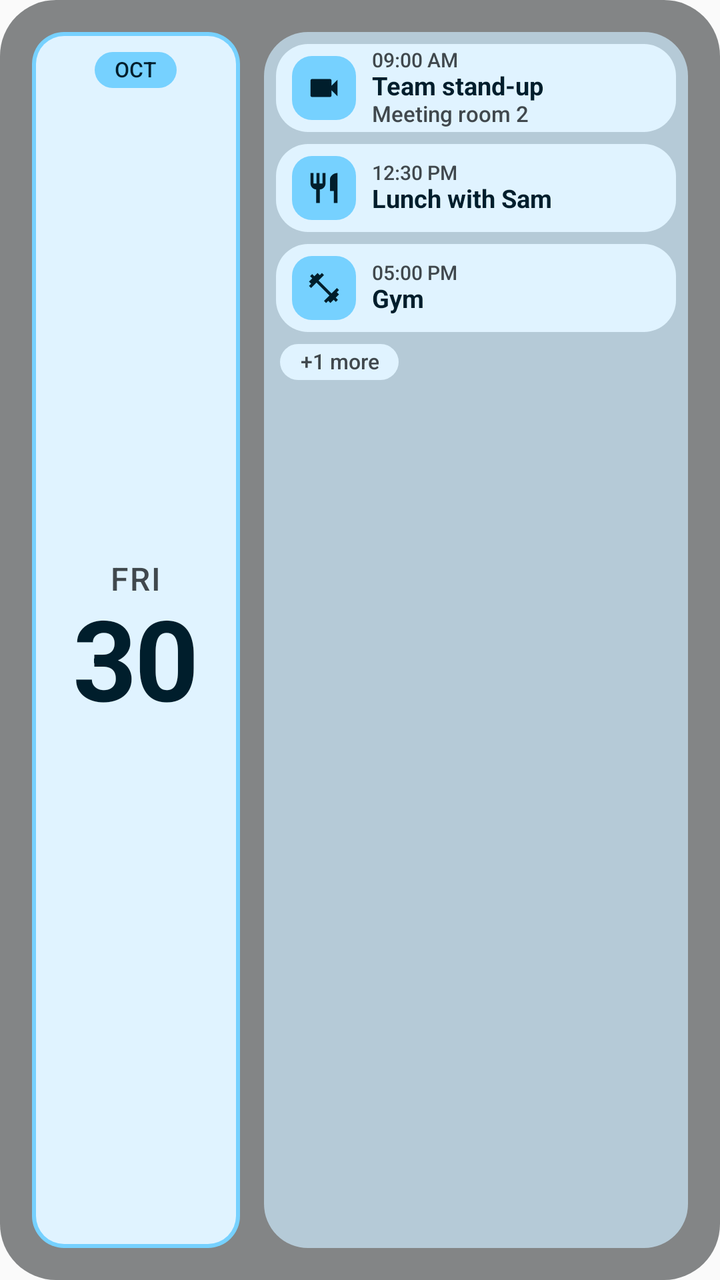
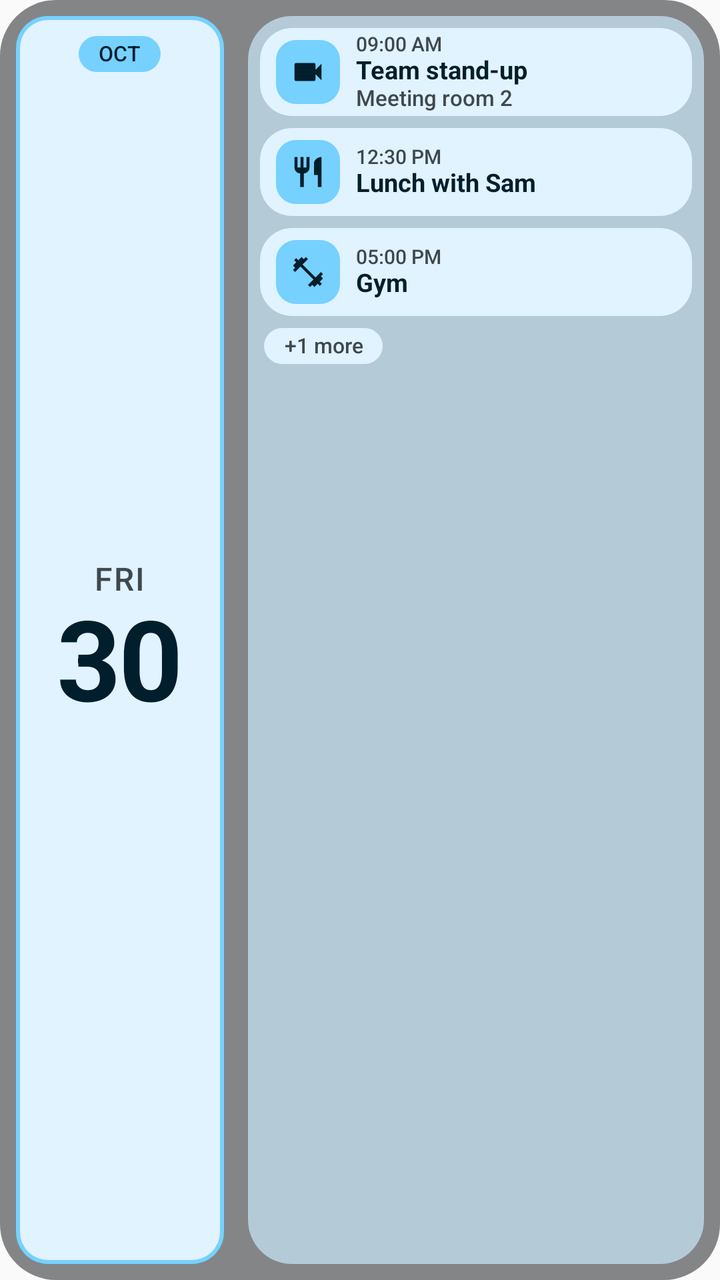

The first picture is an Android layout as it rendered before a commit; the second is the same layout after the commit. The layout source and the unified diff follow.
<!-- AndroidManifest.xml: application theme Theme.WidgetsPlus -->
<!-- res/layout/widget_agenda_preview.xml -->
<?xml version="1.0" encoding="utf-8"?>
<FrameLayout xmlns:android="http://schemas.android.com/apk/res/android"
    xmlns:tools="http://schemas.android.com/tools"
    android:layout_width="match_parent"
    android:layout_height="match_parent"
    tools:ignore="UseAppTint,UnusedAttribute,SpUsage">

    <ImageView android:layout_width="match_parent" android:layout_height="match_parent" android:contentDescription="@null" android:scaleType="fitXY" android:alpha="0.58" android:src="@drawable/agenda_shape_plate" android:tint="@color/agenda_plate" />

    <LinearLayout
        android:layout_width="match_parent"
        android:layout_height="match_parent"
        android:baselineAligned="false"
        android:orientation="horizontal"
        android:padding="16dp">

        <FrameLayout
            android:layout_width="104dp"
            android:layout_height="match_parent">
            <ImageView android:layout_width="match_parent" android:layout_height="match_parent" android:contentDescription="@null" android:scaleType="fitXY" android:src="@drawable/agenda_shape_card" android:tint="@color/agenda_accent" />
            <ImageView android:layout_width="match_parent" android:layout_height="match_parent" android:layout_margin="2dp" android:contentDescription="@null" android:scaleType="fitXY" android:src="@drawable/agenda_shape_card_inner" android:tint="@color/agenda_card" />
            <LinearLayout android:layout_width="match_parent" android:layout_height="match_parent" android:gravity="center" android:orientation="vertical" android:paddingStart="6dp" android:paddingTop="10dp" android:paddingEnd="6dp" android:paddingBottom="10dp">
                <TextView android:layout_width="wrap_content" android:layout_height="wrap_content" android:fontFamily="google-sans" android:textFontWeight="500" android:letterSpacing="0.05" android:textAllCaps="true" android:textSize="16dp" android:text="@string/preview_dow" android:textColor="@color/agenda_on_card_var" android:includeFontPadding="false" android:elegantTextHeight="false" android:fallbackLineSpacing="false" />
                <TextView android:layout_width="wrap_content" android:layout_height="wrap_content" android:fontFamily="google-sans" android:layout_marginTop="-1dp" android:layout_marginBottom="-5dp" android:textFontWeight="700" android:textStyle="bold" android:letterSpacing="-0.02" android:textAllCaps="true" android:textSize="56dp" android:text="@string/preview_day" android:textColor="@color/agenda_on_card" android:includeFontPadding="false" android:elegantTextHeight="false" android:fallbackLineSpacing="false" />
            </LinearLayout>
            <FrameLayout android:layout_width="wrap_content" android:layout_height="18dp" android:layout_gravity="top|center_horizontal" android:layout_marginTop="10dp">
                <ImageView android:layout_width="match_parent" android:layout_height="match_parent" android:contentDescription="@null" android:scaleType="fitXY" android:src="@drawable/agenda_shape_chip" android:tint="@color/agenda_badge" />
                <TextView android:layout_width="wrap_content" android:layout_height="match_parent" android:fontFamily="google-sans-text" android:textFontWeight="500" android:gravity="center" android:paddingStart="10dp" android:paddingEnd="10dp" android:textAllCaps="true" android:textSize="10.5dp" android:text="@string/preview_mon" android:textColor="@color/agenda_on_card" android:includeFontPadding="false" android:elegantTextHeight="false" android:fallbackLineSpacing="false" />
            </FrameLayout>
        </FrameLayout>

        <FrameLayout
            android:layout_width="0dp"
            android:layout_height="match_parent"
            android:layout_marginStart="12dp"
            android:layout_weight="1">
            <ImageView android:layout_width="match_parent" android:layout_height="match_parent" android:contentDescription="@null" android:scaleType="fitXY" android:src="@drawable/agenda_shape_group" android:tint="@color/agenda_group" />
            <LinearLayout android:layout_width="match_parent" android:layout_height="match_parent" android:orientation="vertical" android:padding="6dp">

                <FrameLayout android:layout_width="match_parent" android:layout_height="44dp" android:layout_marginTop="0dp">
                    <ImageView android:layout_width="match_parent" android:layout_height="match_parent" android:contentDescription="@null" android:scaleType="fitXY" android:src="@drawable/agenda_shape_card" android:tint="@color/agenda_card" />
                    <LinearLayout android:layout_width="match_parent" android:layout_height="match_parent" android:gravity="center_vertical" android:orientation="horizontal" android:paddingStart="8dp" android:paddingEnd="8dp">
                        <FrameLayout android:layout_width="32dp" android:layout_height="32dp">
                            <ImageView android:layout_width="match_parent" android:layout_height="match_parent" android:contentDescription="@null" android:scaleType="fitXY" android:src="@drawable/agenda_shape_badge" android:tint="@color/agenda_badge" />
                            <ImageView android:layout_width="18dp" android:layout_height="18dp" android:layout_gravity="center" android:contentDescription="@null" android:src="@drawable/ic_agenda_videocam" android:tint="@color/agenda_on_card" />
                        </FrameLayout>
                        <LinearLayout android:layout_width="0dp" android:layout_height="wrap_content" android:layout_marginStart="8dp" android:layout_weight="1" android:orientation="vertical">
                            <TextView android:layout_width="match_parent" android:layout_height="wrap_content" android:fontFamily="google-sans-text" android:textFontWeight="500" android:textSize="10dp" android:maxLines="1" android:text="@string/preview_when_1" android:textColor="@color/agenda_on_card_var" android:includeFontPadding="false" android:elegantTextHeight="false" android:fallbackLineSpacing="false" />
                            <TextView android:layout_width="match_parent" android:layout_height="wrap_content" android:fontFamily="google-sans-text" android:textFontWeight="700" android:textStyle="bold" android:textSize="12.5dp" android:maxLines="1" android:ellipsize="end" android:text="@string/preview_title_1" android:textColor="@color/agenda_on_card" android:includeFontPadding="false" android:elegantTextHeight="false" android:fallbackLineSpacing="false" />
                            <TextView android:layout_width="match_parent" android:layout_height="wrap_content" android:fontFamily="google-sans-text" android:textFontWeight="500" android:textSize="11dp" android:maxLines="1" android:ellipsize="end" android:text="@string/preview_loc_1" android:textColor="@color/agenda_on_card_var" android:includeFontPadding="false" android:elegantTextHeight="false" android:fallbackLineSpacing="false" />
                        </LinearLayout>
                    </LinearLayout>
                </FrameLayout>

                <FrameLayout android:layout_width="match_parent" android:layout_height="44dp" android:layout_marginTop="6dp">
                    <ImageView android:layout_width="match_parent" android:layout_height="match_parent" android:contentDescription="@null" android:scaleType="fitXY" android:src="@drawable/agenda_shape_card" android:tint="@color/agenda_card" />
                    <LinearLayout android:layout_width="match_parent" android:layout_height="match_parent" android:gravity="center_vertical" android:orientation="horizontal" android:paddingStart="8dp" android:paddingEnd="8dp">
                        <FrameLayout android:layout_width="32dp" android:layout_height="32dp">
                            <ImageView android:layout_width="match_parent" android:layout_height="match_parent" android:contentDescription="@null" android:scaleType="fitXY" android:src="@drawable/agenda_shape_badge" android:tint="@color/agenda_badge" />
                            <ImageView android:layout_width="18dp" android:layout_height="18dp" android:layout_gravity="center" android:contentDescription="@null" android:src="@drawable/ic_agenda_restaurant" android:tint="@color/agenda_on_card" />
                        </FrameLayout>
                        <LinearLayout android:layout_width="0dp" android:layout_height="wrap_content" android:layout_marginStart="8dp" android:layout_weight="1" android:orientation="vertical">
                            <TextView android:layout_width="match_parent" android:layout_height="wrap_content" android:fontFamily="google-sans-text" android:textFontWeight="500" android:textSize="10dp" android:maxLines="1" android:text="@string/preview_when_2" android:textColor="@color/agenda_on_card_var" android:includeFontPadding="false" android:elegantTextHeight="false" android:fallbackLineSpacing="false" />
                            <TextView android:layout_width="match_parent" android:layout_height="wrap_content" android:fontFamily="google-sans-text" android:textFontWeight="700" android:textStyle="bold" android:textSize="12.5dp" android:maxLines="1" android:ellipsize="end" android:text="@string/preview_title_2" android:textColor="@color/agenda_on_card" android:includeFontPadding="false" android:elegantTextHeight="false" android:fallbackLineSpacing="false" />
                        </LinearLayout>
                    </LinearLayout>
                </FrameLayout>

                <FrameLayout android:layout_width="match_parent" android:layout_height="44dp" android:layout_marginTop="6dp">
                    <ImageView android:layout_width="match_parent" android:layout_height="match_parent" android:contentDescription="@null" android:scaleType="fitXY" android:src="@drawable/agenda_shape_card" android:tint="@color/agenda_card" />
                    <LinearLayout android:layout_width="match_parent" android:layout_height="match_parent" android:gravity="center_vertical" android:orientation="horizontal" android:paddingStart="8dp" android:paddingEnd="8dp">
                        <FrameLayout android:layout_width="32dp" android:layout_height="32dp">
                            <ImageView android:layout_width="match_parent" android:layout_height="match_parent" android:contentDescription="@null" android:scaleType="fitXY" android:src="@drawable/agenda_shape_badge" android:tint="@color/agenda_badge" />
                            <ImageView android:layout_width="18dp" android:layout_height="18dp" android:layout_gravity="center" android:contentDescription="@null" android:src="@drawable/ic_agenda_fitness" android:tint="@color/agenda_on_card" />
                        </FrameLayout>
                        <LinearLayout android:layout_width="0dp" android:layout_height="wrap_content" android:layout_marginStart="8dp" android:layout_weight="1" android:orientation="vertical">
                            <TextView android:layout_width="match_parent" android:layout_height="wrap_content" android:fontFamily="google-sans-text" android:textFontWeight="500" android:textSize="10dp" android:maxLines="1" android:text="@string/preview_when_3" android:textColor="@color/agenda_on_card_var" android:includeFontPadding="false" android:elegantTextHeight="false" android:fallbackLineSpacing="false" />
                            <TextView android:layout_width="match_parent" android:layout_height="wrap_content" android:fontFamily="google-sans-text" android:textFontWeight="700" android:textStyle="bold" android:textSize="12.5dp" android:maxLines="1" android:ellipsize="end" android:text="@string/preview_title_3" android:textColor="@color/agenda_on_card" android:includeFontPadding="false" android:elegantTextHeight="false" android:fallbackLineSpacing="false" />
                        </LinearLayout>
                    </LinearLayout>
                </FrameLayout>

                <FrameLayout android:layout_width="wrap_content" android:layout_height="18dp" android:layout_marginStart="2dp" android:layout_marginTop="6dp">
                    <ImageView android:layout_width="match_parent" android:layout_height="match_parent" android:contentDescription="@null" android:scaleType="fitXY" android:src="@drawable/agenda_shape_chip" android:tint="@color/agenda_card" />
                    <TextView android:layout_width="wrap_content" android:layout_height="match_parent" android:fontFamily="google-sans-text" android:textFontWeight="500" android:gravity="center" android:paddingStart="10dp" android:paddingEnd="10dp" android:textSize="10.5dp" android:text="@string/preview_more" android:textColor="@color/agenda_on_card_var" android:includeFontPadding="false" android:elegantTextHeight="false" android:fallbackLineSpacing="false" />
                </FrameLayout>
            </LinearLayout>
        </FrameLayout>
    </LinearLayout>
</FrameLayout>
<!-- resources referenced by this layout -->
<resources>
  <color name="agenda_accent">#F5B895</color>
  <color name="agenda_badge">#F5B895</color>
  <color name="agenda_card">#FDF2EC</color>
  <color name="agenda_group">#F2C4A7</color>
  <color name="agenda_on_card">#2B1B12</color>
  <color name="agenda_on_card_var">#65534A</color>
  <color name="agenda_plate">#3A312C</color>
  <!-- drawable agenda_shape_badge (drawable) -->
  <?xml version="1.0" encoding="utf-8"?>
  <shape xmlns:android="http://schemas.android.com/apk/res/android" android:shape="rectangle">
      <solid android:color="#FFFFFFFF" />
      <corners android:radius="10dp" />
  </shape>
  <!-- drawable agenda_shape_card (drawable) -->
  <?xml version="1.0" encoding="utf-8"?>
  <shape xmlns:android="http://schemas.android.com/apk/res/android" android:shape="rectangle">
      <solid android:color="#FFFFFFFF" />
      <corners android:radius="16dp" />
  </shape>
  <!-- drawable agenda_shape_card_inner (drawable) -->
  <?xml version="1.0" encoding="utf-8"?>
  <shape xmlns:android="http://schemas.android.com/apk/res/android" android:shape="rectangle">
      <solid android:color="#FFFFFFFF" />
      <corners android:radius="14dp" />
  </shape>
  <!-- drawable agenda_shape_chip (drawable) -->
  <?xml version="1.0" encoding="utf-8"?>
  <shape xmlns:android="http://schemas.android.com/apk/res/android" android:shape="rectangle">
      <solid android:color="#FFFFFFFF" />
      <corners android:radius="999dp" />
  </shape>
  <!-- drawable agenda_shape_group (drawable) -->
  <?xml version="1.0" encoding="utf-8"?>
  <shape xmlns:android="http://schemas.android.com/apk/res/android" android:shape="rectangle">
      <solid android:color="#FFFFFFFF" />
      <corners android:radius="22dp" />
  </shape>
  <!-- drawable agenda_shape_plate (drawable) -->
  <?xml version="1.0" encoding="utf-8"?>
  <shape xmlns:android="http://schemas.android.com/apk/res/android" android:shape="rectangle">
      <solid android:color="#FFFFFFFF" />
      <corners android:radius="28dp" />
  </shape>
  <!-- drawable ic_agenda_restaurant (drawable) -->
  <?xml version="1.0" encoding="utf-8"?>
  <vector xmlns:android="http://schemas.android.com/apk/res/android"
      android:width="24dp" android:height="24dp"
      android:viewportWidth="24" android:viewportHeight="24">
      <path android:fillColor="#FFFFFFFF" android:pathData="M11,9H9V2H7v7H5V2H3v7c0,2.12 1.66,3.84 3.75,3.97V22h2.5v-9.03C11.34,12.84 13,11.12 13,9V2h-2v7zm5,-3v8h2.5v8H21V2c-2.76,0 -5,2.24 -5,4z" />
  </vector>
  <!-- drawable ic_agenda_videocam (drawable) -->
  <?xml version="1.0" encoding="utf-8"?>
  <vector xmlns:android="http://schemas.android.com/apk/res/android"
      android:width="24dp" android:height="24dp"
      android:viewportWidth="24" android:viewportHeight="24">
      <path android:fillColor="#FFFFFFFF" android:pathData="M17,10.5V7c0,-0.55 -0.45,-1 -1,-1H4c-0.55,0 -1,0.45 -1,1v10c0,0.55 0.45,1 1,1h12c0.55,0 1,-0.45 1,-1v-3.5l4,4v-11l-4,4z" />
  </vector>
  <string name="preview_day" translatable="false">30</string>
  <string name="preview_dow" translatable="false">Fri</string>
  <string name="preview_loc_1" translatable="false">Meeting room 2</string>
  <string name="preview_mon" translatable="false">Oct</string>
  <string name="preview_more" translatable="false">+1 more</string>
  <string name="preview_title_1" translatable="false">Team stand-up</string>
  <string name="preview_title_2" translatable="false">Lunch with Sam</string>
  <string name="preview_title_3" translatable="false">Gym</string>
  <string name="preview_when_1" translatable="false">09:00 AM</string>
  <string name="preview_when_2" translatable="false">12:30 PM</string>
  <string name="preview_when_3" translatable="false">05:00 PM</string>
  <style name="Theme.WidgetsPlus" parent="android:Theme.Material.Light.NoActionBar">
          <item name="android:windowLightStatusBar">true</item>
      </style>
  <!-- unchanged entries left out for length: 1 -->
</resources>

<!-- the commit's change to res/layout/widget_agenda_preview.xml (unified diff, before → after) -->
@@ -12,7 +12,7 @@
         android:layout_height="match_parent"
         android:baselineAligned="false"
         android:orientation="horizontal"
-        android:padding="16dp">
+        android:padding="8dp">
 
         <FrameLayout
             android:layout_width="104dp"
